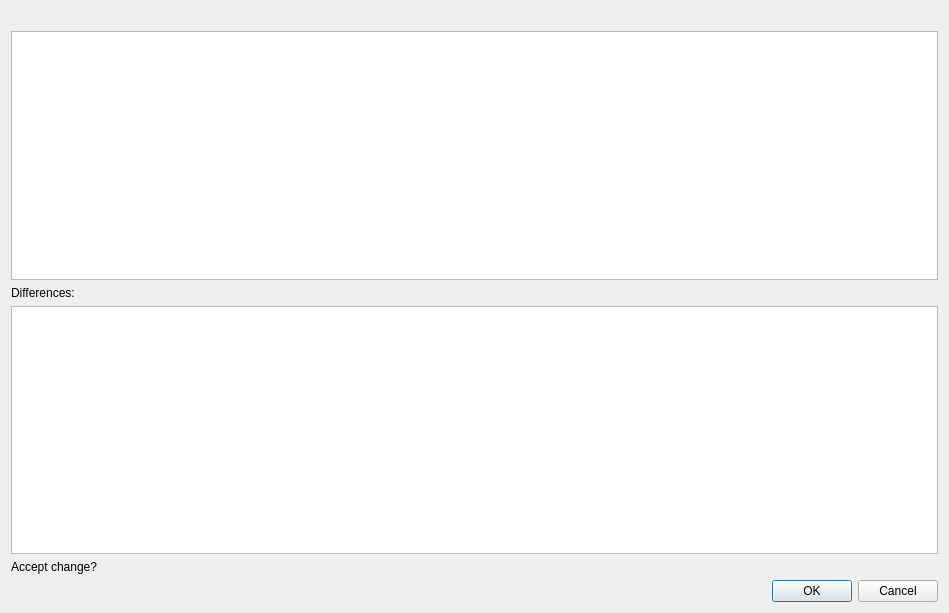
First picture: the form in src/dialogs/textdiffdialog.ui, repository pbek/QOwnNotes, before the edit.
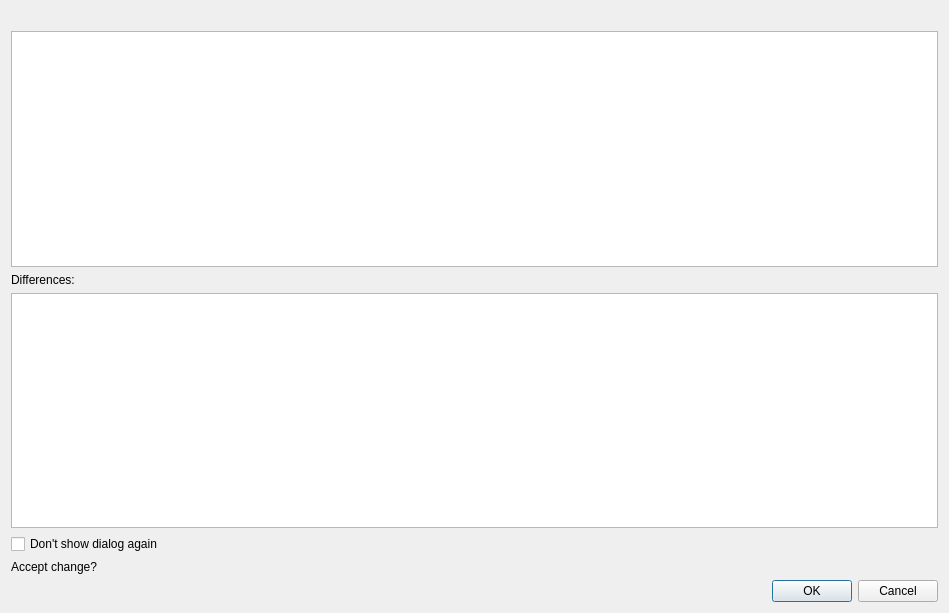
Second picture: the form after the edit. Icons and pictures are not drawn.

Commit message: #3396 textdiffdialog: add checkbox to not show dialog again

```diff
--- a/src/dialogs/textdiffdialog.ui
+++ b/src/dialogs/textdiffdialog.ui
@@ -66,6 +66,13 @@
        </property>
       </widget>
      </item>
+     <item>
+      <widget class="QCheckBox" name="dontShowAgainCheckBox">
+       <property name="text">
+        <string>Don't show dialog again</string>
+       </property>
+      </widget>
+     </item>
      <item>
       <widget class="QLabel" name="label">
        <property name="text">
```
The commit also changes 5 other files.
